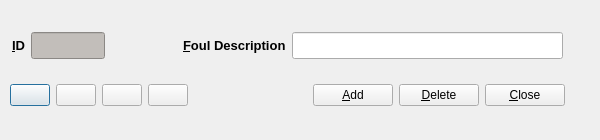
First picture: the form in code/pyqt/gui/fouls_setup.ui, repository soccermetrics/marcotti-desktop, before the edit.
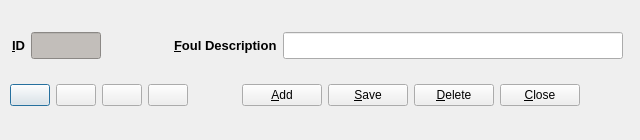
Second picture: the form after the edit. Icons and pictures are not drawn.

Commit message: Added Save button to UIs, rebuilt autocoded Python files (#13)

```diff
--- a/code/pyqt/gui/fouls_setup.ui
+++ b/code/pyqt/gui/fouls_setup.ui
@@ -6,20 +6,20 @@
    <rect>
     <x>0</x>
     <y>0</y>
-    <width>600</width>
+    <width>640</width>
     <height>140</height>
    </rect>
   </property>
   <property name="minimumSize">
    <size>
-    <width>600</width>
+    <width>640</width>
     <height>140</height>
    </size>
   </property>
   <property name="maximumSize">
    <size>
     <width>640</width>
-    <height>180</height>
+    <height>140</height>
    </size>
   </property>
   <property name="windowTitle">
@@ -30,7 +30,7 @@
     <rect>
      <x>12</x>
      <y>20</y>
-     <width>551</width>
+     <width>611</width>
      <height>51</height>
     </rect>
    </property>
@@ -96,7 +96,7 @@
      <widget class="QLineEdit" name="foulDescEdit">
       <property name="minimumSize">
        <size>
-        <width>271</width>
+        <width>340</width>
         <height>27</height>
        </size>
       </property>
@@ -112,7 +112,7 @@
     <rect>
      <x>10</x>
      <y>70</y>
-     <width>261</width>
+     <width>191</width>
      <height>51</height>
     </rect>
    </property>
@@ -188,12 +188,12 @@
     </item>
    </layout>
   </widget>
-  <widget class="QWidget" name="layoutWidget">
+  <widget class="QWidget" name="">
    <property name="geometry">
     <rect>
-     <x>290</x>
+     <x>200</x>
      <y>70</y>
-     <width>275</width>
+     <width>421</width>
      <height>51</height>
     </rect>
    </property>
@@ -225,6 +225,20 @@
       </property>
      </widget>
     </item>
+    <item>
+     <widget class="QPushButton" name="saveEntry">
+      <property name="toolTip">
+       <string>Delete Entry</string>
+      </property>
+      <property name="text">
+       <string>&amp;Save</string>
+      </property>
+      <property name="icon">
+       <iconset resource="fmrd_resources.qrc">
+        <normaloff>:/images/save.png</normaloff>:/images/save.png</iconset>
+      </property>
+     </widget>
+    </item>
     <item>
      <widget class="QPushButton" name="deleteEntry">
       <property name="toolTip">
@@ -253,6 +267,19 @@
       </property>
      </widget>
     </item>
+    <item>
+     <spacer name="horizontalSpacer_4">
+      <property name="orientation">
+       <enum>Qt::Horizontal</enum>
+      </property>
+      <property name="sizeHint" stdset="0">
+       <size>
+        <width>13</width>
+        <height>20</height>
+       </size>
+      </property>
+     </spacer>
+    </item>
    </layout>
   </widget>
  </widget>
```
The commit also changes 52 other files.
